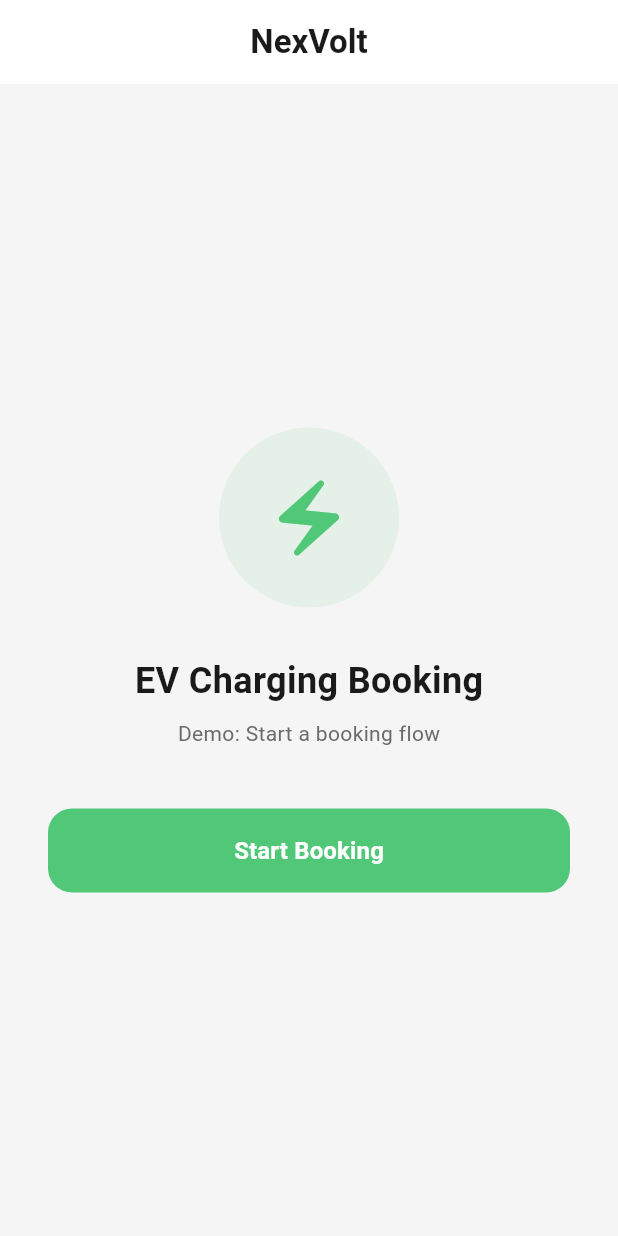
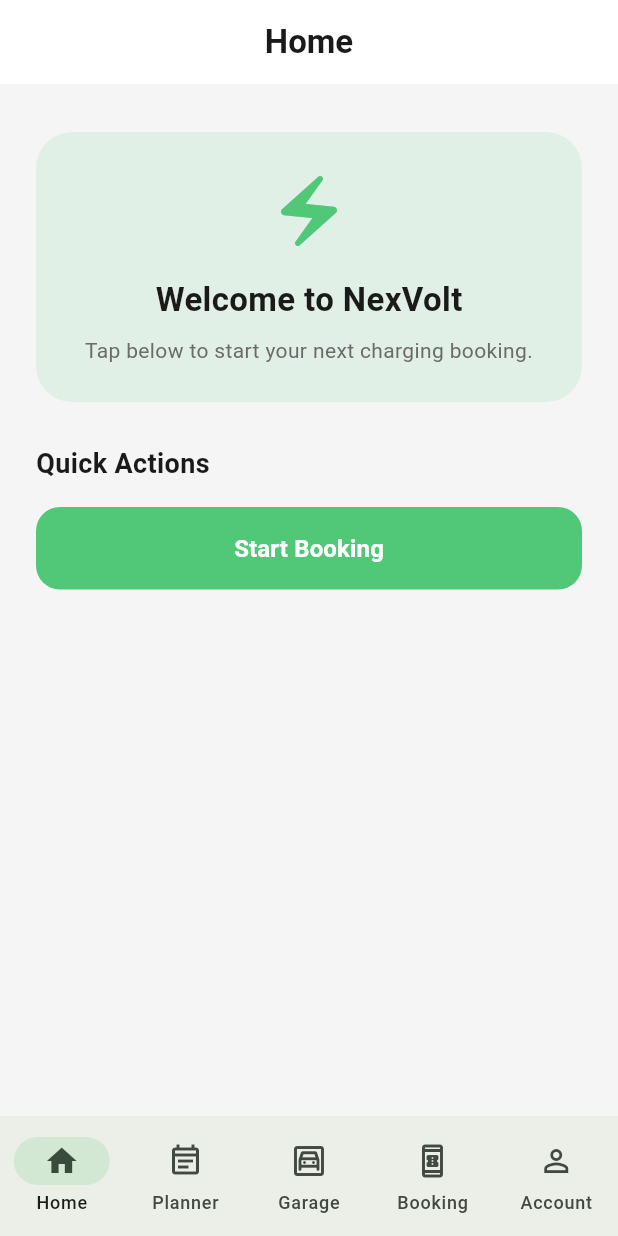
Before and after one commit to mhd-afrij/NexVolt, a Flutter app: the screen it shows after launch, on a phone screen of 412 x 824 dp. Run offline on Flutter 3.47's test engine with Material 3 defaults, Android fonts, the phone set to English and light mode, and no system bars.

Commit message:
feat: Refactor app structure to implement AppShell with navigation and multiple tabs

```diff
--- a/lib/main.dart
+++ b/lib/main.dart
@@ -22,13 +22,42 @@ class NexVoltApp extends StatelessWidget {
         ),
         fontFamily: 'Roboto',
       ),
-      home: const DemoHomeScreen(),
+      home: const AppShell(),
     );
   }
 }
 
-class DemoHomeScreen extends StatelessWidget {
-  const DemoHomeScreen({super.key});
+class AppShell extends StatefulWidget {
+  const AppShell({super.key});
+
+  @override
+  State<AppShell> createState() => _AppShellState();
+}
+
+class _AppShellState extends State<AppShell> {
+  int _selectedIndex = 0;
+
+  static const List<String> _titles = [
+    'Home',
+    'Planner',
+    'Garage',
+    'Booking',
+    'Account',
+  ];
+
+  static final List<Widget> _pages = [
+    const HomeTab(),
+    const PlannerTab(),
+    const GarageTab(),
+    const BookingTab(),
+    const AccountTab(),
+  ];
+
+  void _onDestinationSelected(int index) {
+    setState(() {
+      _selectedIndex = index;
+    });
+  }
 
   @override
   Widget build(BuildContext context) {
@@ -37,56 +66,103 @@ class DemoHomeScreen extends StatelessWidget {
       appBar: AppBar(
         backgroundColor: Colors.white,
         elevation: 0,
-        title: const Text(
-          'NexVolt',
-          style: TextStyle(
+        title: Text(
+          _titles[_selectedIndex],
+          style: const TextStyle(
             color: AppColors.textPrimary,
             fontWeight: FontWeight.bold,
           ),
         ),
         centerTitle: true,
       ),
-      body: Center(
+      body: IndexedStack(index: _selectedIndex, children: _pages),
+      bottomNavigationBar: NavigationBar(
+        selectedIndex: _selectedIndex,
+        onDestinationSelected: _onDestinationSelected,
+        labelBehavior: NavigationDestinationLabelBehavior.alwaysShow,
+        destinations: const [
+          NavigationDestination(
+            icon: Icon(Icons.home_outlined),
+            selectedIcon: Icon(Icons.home),
+            label: 'Home',
+          ),
+          NavigationDestination(
+            icon: Icon(Icons.event_note_outlined),
+            selectedIcon: Icon(Icons.event_note),
+            label: 'Planner',
+          ),
+          NavigationDestination(
+            icon: Icon(Icons.garage_outlined),
+            selectedIcon: Icon(Icons.garage),
+            label: 'Garage',
+          ),
+          NavigationDestination(
+            icon: Icon(Icons.book_online_outlined),
+            selectedIcon: Icon(Icons.book_online),
+            label: 'Booking',
+          ),
+          NavigationDestination(
+            icon: Icon(Icons.person_outline),
+            selectedIcon: Icon(Icons.person),
+            label: 'Account',
+          ),
+        ],
+      ),
+    );
+  }
+}
+
+class HomeTab extends StatelessWidget {
+  const HomeTab({super.key});
+
+  @override
+  Widget build(BuildContext context) {
+    return Padding(
+      padding: const EdgeInsets.symmetric(horizontal: 24, vertical: 32),
       child: Column(
-          mainAxisAlignment: MainAxisAlignment.center,
+        crossAxisAlignment: CrossAxisAlignment.stretch,
         children: [
           Container(
-              width: 120,
-              height: 120,
+            height: 180,
             decoration: BoxDecoration(
-                color: AppColors.emeraldGreen.withOpacity(0.1),
-                shape: BoxShape.circle,
+              color: AppColors.emeraldGreen.withAlpha(31),
+              borderRadius: BorderRadius.circular(24),
             ),
-              child: const Icon(
+            child: Center(
+              child: Column(
+                mainAxisSize: MainAxisSize.min,
+                children: const [
+                  Icon(
                     Icons.electric_bolt,
-                size: 60,
+                    size: 56,
                     color: AppColors.emeraldGreen,
                   ),
-            ),
-            const SizedBox(height: 32),
-            const Text(
-              'EV Charging Booking',
+                  SizedBox(height: 16),
+                  Text(
+                    'Welcome to NexVolt',
                     style: TextStyle(
-                fontSize: 24,
+                      fontSize: 22,
                       fontWeight: FontWeight.bold,
                       color: AppColors.textPrimary,
                     ),
                   ),
-            const SizedBox(height: 8),
-            const Text(
-              'Demo: Start a booking flow',
+                  SizedBox(height: 8),
+                  Text(
+                    'Tap below to start your next charging booking.',
+                    textAlign: TextAlign.center,
                     style: TextStyle(
                       fontSize: 14,
                       color: AppColors.textSecondary,
                     ),
                   ),
-            const SizedBox(height: 40),
-            Padding(
-              padding: const EdgeInsets.symmetric(horizontal: 32),
-              child: SizedBox(
-                width: double.infinity,
-                height: 56,
-                child: ElevatedButton(
+                ],
+              ),
+            ),
+          ),
+          const SizedBox(height: 28),
+          const _SectionTitle(title: 'Quick Actions'),
+          const SizedBox(height: 16),
+          ElevatedButton(
             onPressed: () {
               Navigator.push(
                 context,
@@ -105,6 +181,7 @@ class DemoHomeScreen extends StatelessWidget {
                 borderRadius: BorderRadius.circular(16),
               ),
               elevation: 0,
+              padding: const EdgeInsets.symmetric(vertical: 16),
             ),
             child: const Text(
               'Start Booking',
@@ -115,11 +192,98 @@ class DemoHomeScreen extends StatelessWidget {
               ),
             ),
           ),
+        ],
       ),
-            ),
-          ],
+    );
+  }
+}
+
+class PlannerTab extends StatelessWidget {
+  const PlannerTab({super.key});
+
+  @override
+  Widget build(BuildContext context) {
+    return const Center(
+      child: Padding(
+        padding: EdgeInsets.symmetric(horizontal: 24),
+        child: Text(
+          'Plan your next trip, review charging history, and set a route for a safer journey.',
+          textAlign: TextAlign.center,
+          style: TextStyle(fontSize: 16, color: AppColors.textPrimary),
         ),
       ),
     );
   }
 }
+
+class GarageTab extends StatelessWidget {
+  const GarageTab({super.key});
+
+  @override
+  Widget build(BuildContext context) {
+    return const Center(
+      child: Padding(
+        padding: EdgeInsets.symmetric(horizontal: 24),
+        child: Text(
+          'Your vehicle garage will appear here with charging readiness and maintenance status.',
+          textAlign: TextAlign.center,
+          style: TextStyle(fontSize: 16, color: AppColors.textPrimary),
+        ),
+      ),
+    );
+  }
+}
+
+class BookingTab extends StatelessWidget {
+  const BookingTab({super.key});
+
+  @override
+  Widget build(BuildContext context) {
+    return const Center(
+      child: Padding(
+        padding: EdgeInsets.symmetric(horizontal: 24),
+        child: Text(
+          'View active booking sessions, upcoming reservations, and invoice summaries.',
+          textAlign: TextAlign.center,
+          style: TextStyle(fontSize: 16, color: AppColors.textPrimary),
+        ),
+      ),
+    );
+  }
+}
+
+class AccountTab extends StatelessWidget {
+  const AccountTab({super.key});
+
+  @override
+  Widget build(BuildContext context) {
+    return const Center(
+      child: Padding(
+        padding: EdgeInsets.symmetric(horizontal: 24),
+        child: Text(
+          'Manage your profile, payment methods, and app preferences from here.',
+          textAlign: TextAlign.center,
+          style: TextStyle(fontSize: 16, color: AppColors.textPrimary),
+        ),
+      ),
+    );
+  }
+}
+
+class _SectionTitle extends StatelessWidget {
+  const _SectionTitle({required this.title});
+
+  final String title;
+
+  @override
+  Widget build(BuildContext context) {
+    return Text(
+      title,
+      style: const TextStyle(
+        fontSize: 18,
+        fontWeight: FontWeight.w700,
+        color: AppColors.textPrimary,
+      ),
+    );
+  }
+}
```
Lines whose indentation alone changed are shown as unchanged.
